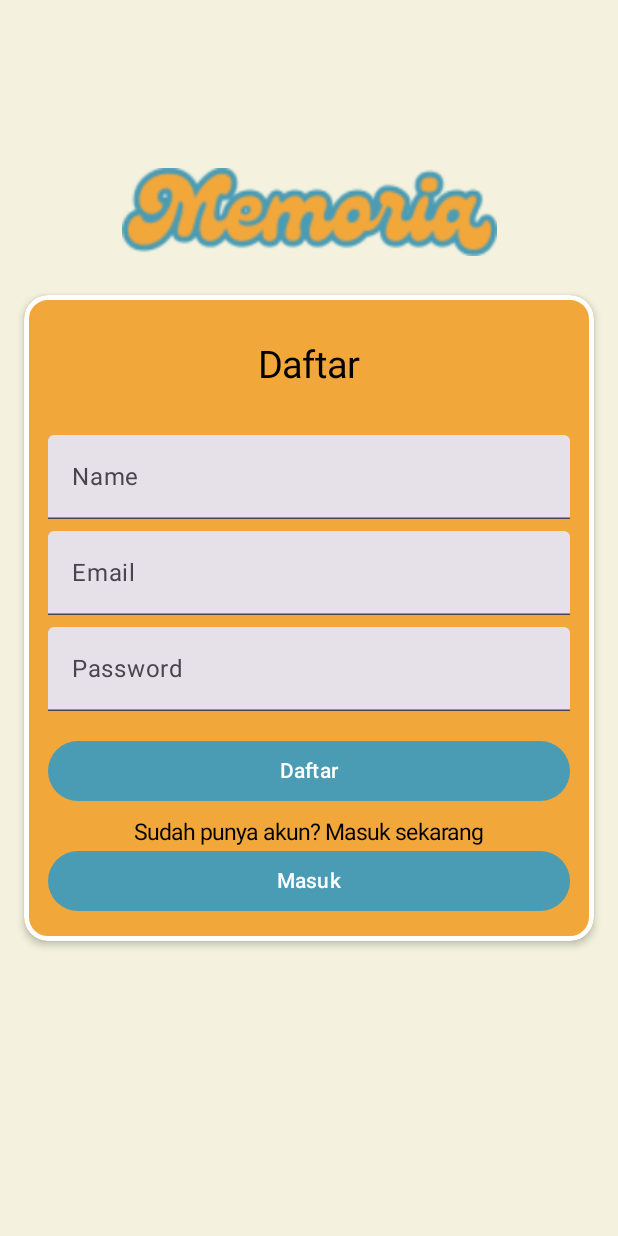
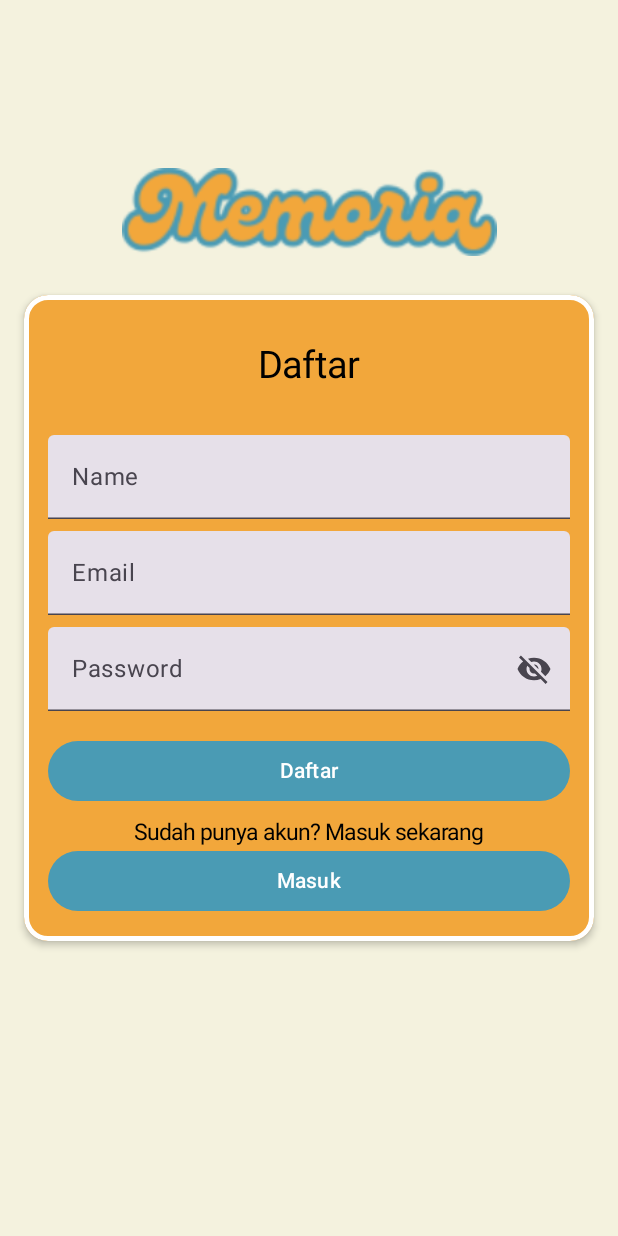
Before and after one commit to delon-nazara/campus-project-cc-end-semester, an Android app built with Jetpack Compose: the REGISTER_SCREEN screen opened through its navigation route, on a phone screen of 412 x 824 dp. Run offline under Robolectric (Android 15) with nearby library versions, the phone set to English and light mode, and no system bars.

Commit message:
Update input accessibility

```diff
--- a/app/src/main/java/com/example/proyekakhircloudcomputing/ui/screen/RegisterScreen.kt
+++ b/app/src/main/java/com/example/proyekakhircloudcomputing/ui/screen/RegisterScreen.kt
@@ -13,8 +13,11 @@
 import androidx.compose.foundation.layout.size
 import androidx.compose.foundation.layout.wrapContentWidth
 import androidx.compose.foundation.shape.RoundedCornerShape
+import androidx.compose.foundation.text.KeyboardOptions
 import androidx.compose.material3.Button
 import androidx.compose.material3.ButtonDefaults
+import androidx.compose.material3.Icon
+import androidx.compose.material3.IconButton
 import androidx.compose.material3.Text
 import androidx.compose.material3.TextField
 import androidx.compose.runtime.Composable
@@ -30,6 +33,10 @@
 import androidx.compose.ui.graphics.Color
 import androidx.compose.ui.res.colorResource
 import androidx.compose.ui.res.painterResource
+import androidx.compose.ui.text.input.ImeAction
+import androidx.compose.ui.text.input.KeyboardType
+import androidx.compose.ui.text.input.PasswordVisualTransformation
+import androidx.compose.ui.text.input.VisualTransformation
 import androidx.compose.ui.tooling.preview.Preview
 import androidx.compose.ui.unit.dp
 import androidx.compose.ui.unit.sp
@@ -47,6 +54,7 @@
     var name by remember { mutableStateOf("") }
     var email by remember { mutableStateOf("") }
     var password by remember { mutableStateOf("") }
+    var passwordVisible by remember { mutableStateOf(false) }
 
     Image(
         painter = painterResource(id = R.drawable.title),
@@ -87,6 +95,11 @@
                 onValueChange = { name = it },
                 label = { Text("Name") },
                 isError = errorNameState != null,
+                singleLine = true,
+                keyboardOptions = KeyboardOptions.Default.copy(
+                    keyboardType = KeyboardType.Text,
+                    imeAction = ImeAction.Next
+                ),
                 modifier = Modifier.fillMaxWidth()
             )
             if (errorNameState != null) {
@@ -100,6 +113,11 @@
                 onValueChange = { email = it },
                 label = { Text("Email") },
                 isError = errorEmailState != null,
+                singleLine = true,
+                keyboardOptions = KeyboardOptions.Default.copy(
+                    keyboardType = KeyboardType.Email,
+                    imeAction = ImeAction.Next
+                ),
                 modifier = Modifier.fillMaxWidth()
             )
             if (errorEmailState != null) {
@@ -113,6 +131,25 @@
                 onValueChange = { password = it },
                 label = { Text("Password") },
                 isError = errorPasswordState != null,
+                singleLine = true,
+                keyboardOptions = KeyboardOptions.Default.copy(
+                    keyboardType = KeyboardType.Password,
+                    imeAction = ImeAction.Done
+                ),
+                visualTransformation = if (passwordVisible) VisualTransformation.None else PasswordVisualTransformation(),
+                trailingIcon = {
+                    IconButton(
+                        onClick = {
+                            passwordVisible = !passwordVisible
+                        }
+                    ) {
+                        val painter = if (passwordVisible) R.drawable.password_show_icon else R.drawable.password_hidden_icon
+                        Icon(
+                            painter = painterResource(painter),
+                            contentDescription = "Password toggle icon"
+                        )
+                    }
+                },
                 modifier = Modifier.fillMaxWidth()
             )
             if (errorPasswordState != null) {
--- /dev/null
+++ b/app/src/main/res/drawable/password_hidden_icon.xml
@@ -0,0 +1,5 @@
+<vector xmlns:android="http://schemas.android.com/apk/res/android" android:height="24dp" android:tint="#000000" android:viewportHeight="24" android:viewportWidth="24" android:width="24dp">
+
+    <path android:fillColor="@android:color/white" android:pathData="M12,7c2.76,0 5,2.24 5,5 0,0.65 -0.13,1.26 -0.36,1.83l2.92,2.92c1.51,-1.26 2.7,-2.89 3.43,-4.75 -1.73,-4.39 -6,-7.5 -11,-7.5 -1.4,0 -2.74,0.25 -3.98,0.7l2.16,2.16C10.74,7.13 11.35,7 12,7zM2,4.27l2.28,2.28 0.46,0.46C3.08,8.3 1.78,10.02 1,12c1.73,4.39 6,7.5 11,7.5 1.55,0 3.03,-0.3 4.38,-0.84l0.42,0.42L19.73,22 21,20.73 3.27,3 2,4.27zM7.53,9.8l1.55,1.55c-0.05,0.21 -0.08,0.43 -0.08,0.65 0,1.66 1.34,3 3,3 0.22,0 0.44,-0.03 0.65,-0.08l1.55,1.55c-0.67,0.33 -1.41,0.53 -2.2,0.53 -2.76,0 -5,-2.24 -5,-5 0,-0.79 0.2,-1.53 0.53,-2.2zM11.84,9.02l3.15,3.15 0.02,-0.16c0,-1.66 -1.34,-3 -3,-3l-0.17,0.01z"/>
+
+</vector>
--- /dev/null
+++ b/app/src/main/res/drawable/password_show_icon.xml
@@ -0,0 +1,5 @@
+<vector xmlns:android="http://schemas.android.com/apk/res/android" android:height="24dp" android:tint="#000000" android:viewportHeight="24" android:viewportWidth="24" android:width="24dp">
+
+    <path android:fillColor="@android:color/white" android:pathData="M12,4.5C7,4.5 2.73,7.61 1,12c1.73,4.39 6,7.5 11,7.5s9.27,-3.11 11,-7.5c-1.73,-4.39 -6,-7.5 -11,-7.5zM12,17c-2.76,0 -5,-2.24 -5,-5s2.24,-5 5,-5 5,2.24 5,5 -2.24,5 -5,5zM12,9c-1.66,0 -3,1.34 -3,3s1.34,3 3,3 3,-1.34 3,-3 -1.34,-3 -3,-3z"/>
+
+</vector>
```
Also changed, not shown: app/src/main/java/com/example/proyekakhircloudcomputing/ui/screen/LoginScreen.kt (+33 -0 lines).
